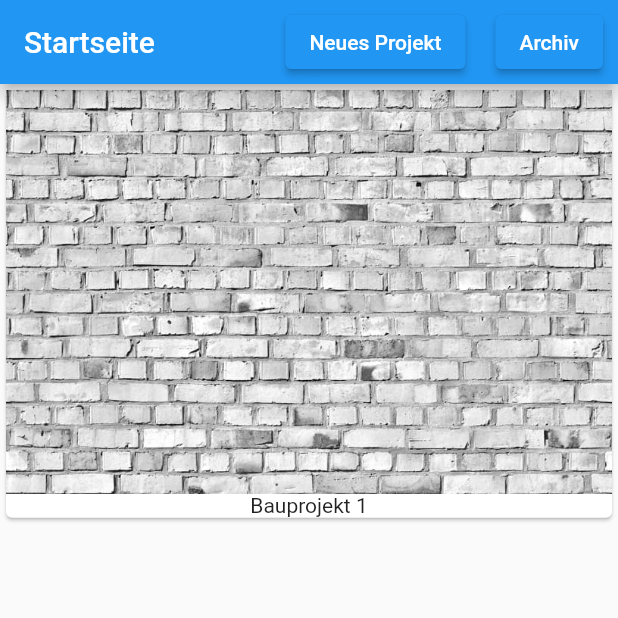
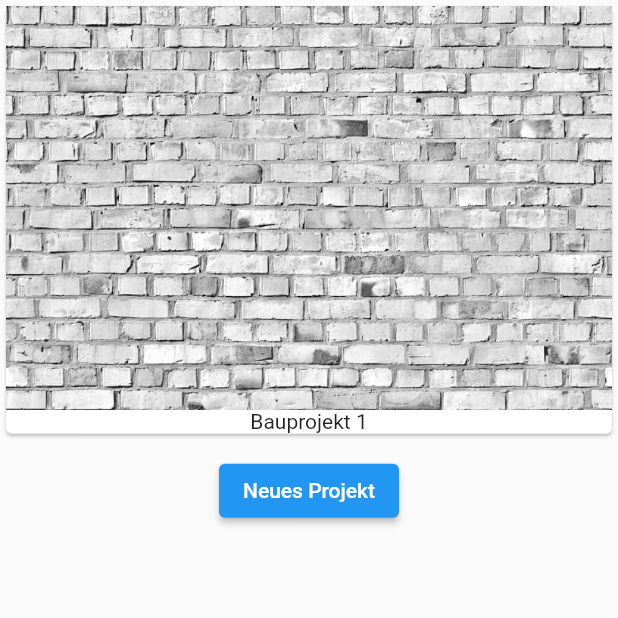
Before and after one commit to Monsieur-Bandana/Flutter, a Flutter app: the screen it shows after launch, after a tap on "Neues Projekt", on a phone screen of 412 x 824 dp, the top half of it. Run offline on Flutter 3.47's test engine with Material 2 defaults, Android fonts, the phone set to English and light mode, and no system bars.

Commit message:
changed structure

```diff
--- a/prototype/lib/main.dart
+++ b/prototype/lib/main.dart
@@ -1,51 +1,19 @@
 import 'package:flutter/material.dart';
 
-import 'package:prototype/projects.dart';
+import './project_Manager.dart';
 
 void main() => runApp(RootClass());
 
-class RootClass extends StatefulWidget {
-  State<StatefulWidget> createState() {
-    return _RootClassState();
-  }
-}
-
-class _RootClassState extends State<RootClass> {
-  List<String> projects = [];
-  int i = 0;
-
+class RootClass extends StatelessWidget {
   @override
   Widget build(BuildContext context) {
     return MaterialApp(
+      theme: ThemeData(
+        primaryColor: Colors.indigo.shade900,
+        backgroundColor: Colors.indigo.shade200,
+      ),
       home: Scaffold(
-        appBar: AppBar(
-          title: Text('Startseite'),
-          actions: [
-            Container(
-              margin: EdgeInsets.all(10.0),
-              child: ElevatedButton(
-                onPressed: () {
-                  setState(() {
-                    i += 1;
-                    projects.add('Bauprojekt ' + (i).toString());
-                  });
-                  print(projects);
-                },
-                child: Text('Neues Projekt'),
-              ),
-            ),
-            Container(
-              margin: EdgeInsets.all(10.0),
-              child: ElevatedButton(
-                onPressed: () {
-                  print(projects);
-                },
-                child: Text('Archiv'),
-              ),
-            )
-          ],
-        ),
-        body: Projects(projects),
+        body: ProjectManager(),
       ),
     );
   }
--- /dev/null
+++ b/prototype/lib/project_Manager.dart
@@ -0,0 +1,39 @@
+import 'package:flutter/material.dart';
+
+import './projects.dart';
+
+class ProjectManager extends StatefulWidget {
+  @override
+  State<StatefulWidget> createState() {
+    // TODO: implement createState
+    return _ProjectManagerState();
+  }
+}
+
+class _ProjectManagerState extends State<ProjectManager> {
+  List<String> _projects = [];
+  int i = 0;
+
+  @override
+  Widget build(BuildContext context) {
+    // TODO: implement build
+    return Column(
+      children: [
+        Projects(_projects),
+        Container(
+          margin: EdgeInsets.all(10.0),
+          child: ElevatedButton(
+            onPressed: () {
+              setState(() {
+                i += 1;
+                _projects.add('Bauprojekt ' + (i).toString());
+              });
+              print(_projects);
+            },
+            child: Text('Neues Projekt'),
+          ),
+        ),
+      ],
+    );
+  }
+}
```
